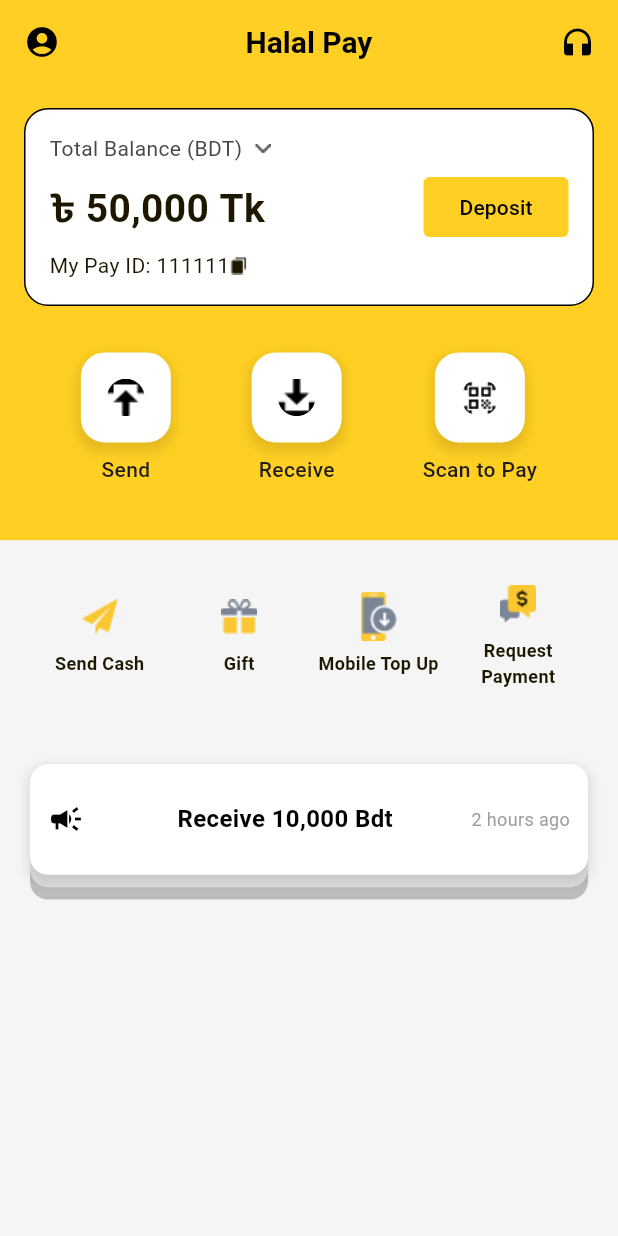
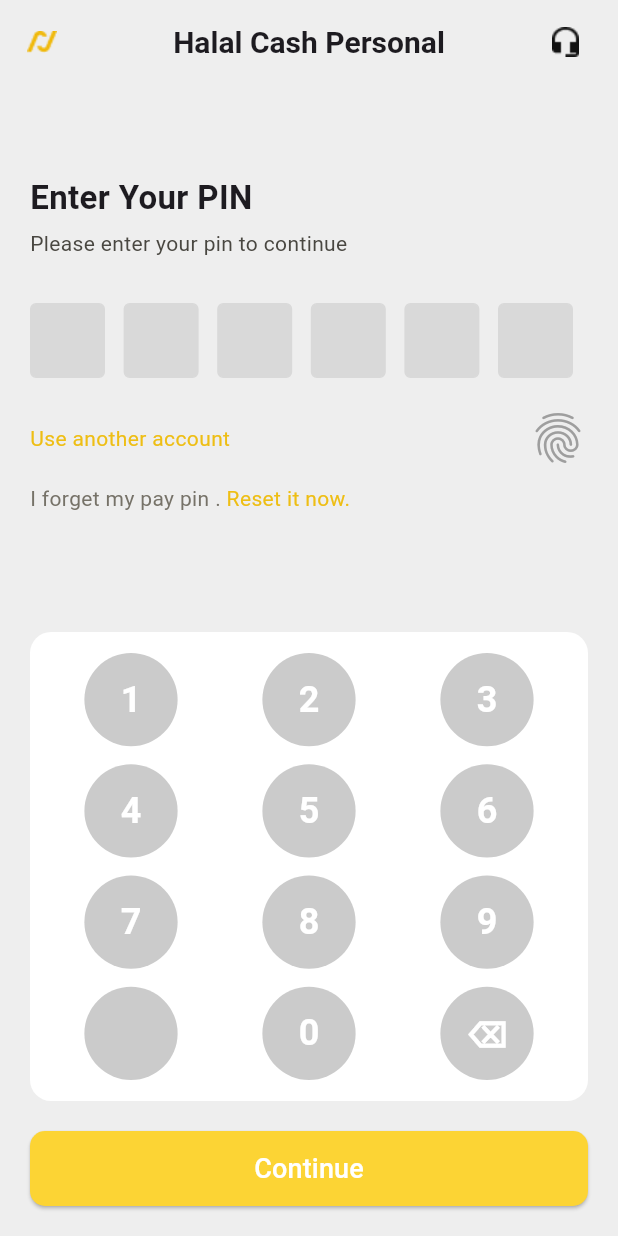
Before and after one commit to sifat5256/halal_it_work, a Flutter app: the screen it shows after launch, on a phone screen of 412 x 824 dp. Run offline on Flutter 3.47's test engine with Material 3 defaults, Android fonts, the phone set to English and light mode, and no system bars; our stand-ins replace get.

Commit message:
updated(2/04/2025)

```diff
--- a/lib/main.dart
+++ b/lib/main.dart
@@ -6,6 +6,7 @@
 import 'package:halal_it/mobile_top_up/ui/mobile_top_up_screen.dart';
 
 import 'sendMoney/ui/send_money_screen.dart';
+import 'sign_in/ui/pin_entry_screen.dart';
 import 'success/ui/payment_success_screen.dart';
 import 'wallet/ui/wallet_screen.dart';
 
@@ -25,7 +26,7 @@
       debugShowCheckedModeBanner: false,
       title: 'Flutter Demo',
 
-      home:  HalalPayScreen(),
+      home:  PinEntryScreen(),
     );
   }
 }
--- /dev/null
+++ b/lib/sign_in/controller/pin_controller.dart
@@ -0,0 +1,18 @@
+import 'package:flutter/material.dart';
+import 'package:get/get.dart';
+
+class PinController extends GetxController {
+  var pin = ''.obs;
+
+  void addDigit(String digit) {
+    if (pin.value.length < 6) {
+      pin.value += digit;
+    }
+  }
+
+  void deleteDigit() {
+    if (pin.value.isNotEmpty) {
+      pin.value = pin.value.substring(0, pin.value.length - 1);
+    }
+  }
+}
--- /dev/null
+++ b/lib/sign_in/ui/pin_entry_screen.dart
@@ -0,0 +1,160 @@
+import 'package:flutter/material.dart';
+import 'package:get/get.dart';
+import '../controller/pin_controller.dart';
+
+class PinEntryScreen extends StatelessWidget {
+  final PinController controller = Get.put(PinController());
+
+  @override
+  Widget build(BuildContext context) {
+    return Scaffold(
+      appBar: AppBar(
+        leading: Image.asset("lib/assets/app_bar_icon/app_icon.png", height: 50, width: 50),
+
+        backgroundColor: Colors.grey[200],
+        title: Text("Halal Cash Personal",
+            style: TextStyle(fontSize: 20, fontWeight: FontWeight.w700)),
+        centerTitle: true,
+        actions: [Padding(
+          padding: const EdgeInsets.only(right: 10),
+          child: Image.asset("lib/assets/app_bar_icon/head_set.png",height: 50,width: 50,),
+        )],
+      ),
+      backgroundColor: Colors.grey[200],
+      body: Padding(
+        padding: EdgeInsets.symmetric(horizontal: 20),
+        child: Column(
+          crossAxisAlignment: CrossAxisAlignment.start,
+          children: [
+            SizedBox(height: 20),
+            SizedBox(height: 40),
+            Text("Enter Your PIN",
+                style: TextStyle(fontSize: 22, fontWeight: FontWeight.bold)),
+            SizedBox(height: 5),
+            Text("Please enter your pin to continue",
+                style: TextStyle(color: Color(0xFF494741))),
+            SizedBox(height: 30),
+
+            /// PIN Display
+            Obx(() => Row(
+              mainAxisAlignment: MainAxisAlignment.spaceBetween,
+              children: List.generate(
+                  6,
+                      (index) => Padding(
+                    padding: const EdgeInsets.only(right: 10),
+                    child: Container(
+                      width: 50,
+                      height: 50,
+                      decoration: BoxDecoration(
+                        color: Color(0xFFD9D9D9),
+                        borderRadius: BorderRadius.circular(4),
+                        border: Border.all(color: Color(0xFFD9D9D9)),
+                      ),
+                      child: Center(
+                        child: Text(
+                          controller.pin.value.length > index ? '•' : '',
+                          style: TextStyle(
+                              fontSize: 24, fontWeight: FontWeight.bold),
+                        ),
+                      ),
+                    ),
+                  )),
+            )),
+            SizedBox(height: 20),
+
+            /// Actions
+            Row(
+              mainAxisAlignment: MainAxisAlignment.spaceBetween,
+              children: [
+                Text("Use another account",
+                    style: TextStyle(color: Color(0xFFEEBE14), fontSize: 14)),
+                GestureDetector(
+                  onTap: () {},
+                  child: Icon(Icons.fingerprint, size: 40, color: Colors.grey),
+                ),
+              ],
+            ),
+            SizedBox(height: 10),
+            Row(
+              children: [
+                Text("I forget my pay pin . ",
+                    style: TextStyle(color: Color(0xFF767268), fontSize: 14)),
+                Text("Reset it now.",
+                    style: TextStyle(color: Color(0xFFEEBE14), fontSize: 14)),
+              ],
+            ),
+            Spacer(),
+
+            /// Number Pad
+            Container(
+              decoration: BoxDecoration(
+                borderRadius: BorderRadius.circular(14),
+                color: Colors.white,
+              ),
+              child: Padding(
+                padding: const EdgeInsets.all(8.0),
+                child: GridView.builder(
+                  shrinkWrap: true,
+                  physics: NeverScrollableScrollPhysics(),
+                  gridDelegate: SliverGridDelegateWithFixedCrossAxisCount(
+                    crossAxisCount: 3,
+                    childAspectRatio: 1.6,
+                  ),
+                  itemCount: 12,
+                  itemBuilder: (context, index) {
+                    List<String> buttons = [
+                      '1', '2', '3',
+                      '4', '5', '6',
+                      '7', '8', '9',
+                      '', '0', '⌫',
+                    ];
+
+                    return GestureDetector(
+                      onTap: () {
+                        if (buttons[index] == '⌫') {
+                          controller.deleteDigit();
+                        } else if (buttons[index].isNotEmpty) {
+                          controller.addDigit(buttons[index]);
+                        }
+                      },
+                      child: Container(
+                        margin: EdgeInsets.all(6),
+                        decoration: BoxDecoration(
+                          shape: BoxShape.circle,
+                          color: Color(0xFFCBCBCB),
+
+                        ),
+                        child: Center(
+                          child: Text(
+                            buttons[index],
+                            style: TextStyle(
+                                fontSize: 24, fontWeight: FontWeight.bold,color: Color(0xFFFFFFFF)),
+                          ),
+                        ),
+                      ),
+                    );
+                  },
+                ),
+              ),
+            ),
+            SizedBox(height: 20),
+
+            /// Continue Button
+            ElevatedButton(
+              style: ElevatedButton.styleFrom(
+                backgroundColor: Color(0xFFFCD434),
+                shape: RoundedRectangleBorder(
+                    borderRadius: BorderRadius.circular(10)),
+                minimumSize: Size(double.infinity, 50),
+              ),
+              onPressed: () {},
+              child: Text("Continue",
+                  style: TextStyle(color: Colors.white, fontSize: 18)),
+            ),
+            SizedBox(height: 20),
+          ],
+        ),
+      ),
+    );
+  }
+}
--- a/pubspec.yaml
+++ b/pubspec.yaml
@@ -62,6 +62,7 @@
   assets:
     - lib/assets/operators_icon/
     - lib/assets/halal_service_icons/
+    - lib/assets/app_bar_icon/
 
 
   #   - images/a_dot_ham.jpeg
```
Also changed, not shown: lib/assets/app_bar_icon/app_icon.png (added), lib/assets/app_bar_icon/head_set.png (added), 1 other file.
